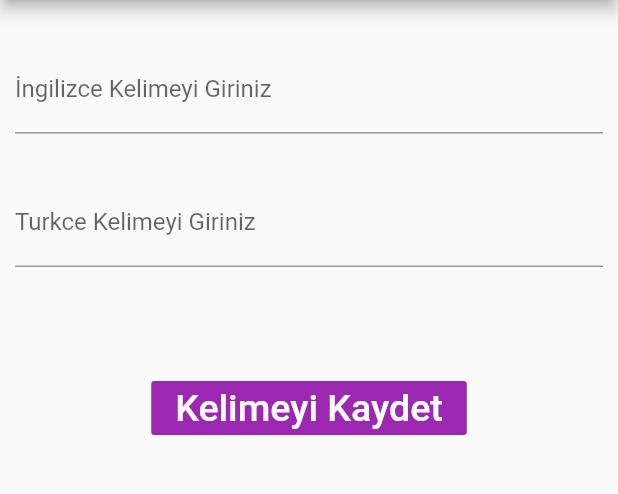
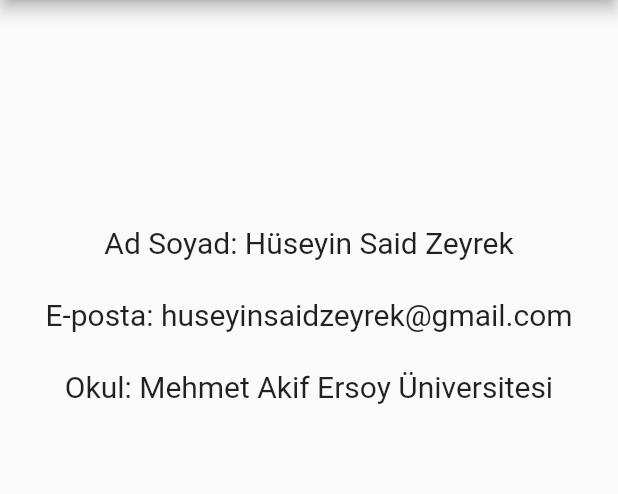
Before and after one commit to Hysenbergg/KisiselSozluk, a Flutter app: the screen it shows after launch, after a tap on "Hakkımda", on a phone screen of 412 x 824 dp, the part 84-578 px from its top. Run offline on Flutter 3.47's test engine with Material 2 defaults, Android fonts, the phone set to English and light mode, and no system bars.

```diff
--- a/lib/main.dart
+++ b/lib/main.dart
@@ -3,6 +3,7 @@ import 'package:flutter_application_1/screens/home.dart';
 import 'package:flutter_application_1/screens/addword.dart';
 import 'package:flutter_application_1/screens/exam.dart';
 import 'package:flutter_application_1/screens/myList.dart';
+import 'package:flutter_application_1/screens/aboutme.dart';
 
 void main() => runApp(const MyApp());
 
--- /dev/null
+++ b/lib/screens/aboutme.dart
@@ -0,0 +1,60 @@
+import 'package:flutter/material.dart';
+
+class aboutMe extends StatelessWidget {
+  const aboutMe();
+
+  @override
+  Widget build(BuildContext context) {
+    return Scaffold(
+      appBar: AppBar(
+        title: Text("Kelime Ekleme Ekrani"),
+      ),
+      body: Center(
+        child: Column(
+          children: [
+            Container(
+              padding: EdgeInsets.only(top: 150, bottom: 25),
+              child: Row(
+                mainAxisSize: MainAxisSize.min,
+                children: [
+                  Text("Ad Soyad: ", style: TextStyle(
+                    fontSize: 20,
+                  )),
+                  Text("Hüseyin Said Zeyrek", style: TextStyle(
+                    fontSize: 20,
+                    ),
+                  )
+                ],
+              ),
+            ),
+            Container(
+              padding: EdgeInsets.only(bottom: 25),
+              child: Row(
+                mainAxisSize: MainAxisSize.min,
+                children: [
+                  Text("E-posta: ", style: TextStyle(
+                    fontSize: 20,
+                  )),
+                  Text("huseyinsaidzeyrek@gmail.com",style: TextStyle(
+                    fontSize: 20,
+                  ))
+                ],
+              ),
+            ),
+            Row(
+              mainAxisSize: MainAxisSize.min,
+              children: [
+                Text("Okul: ", style: TextStyle(
+                  fontSize: 20,
+                )),
+                Text("Mehmet Akif Ersoy Üniversitesi",style: TextStyle(
+                  fontSize: 20,
+                ))
+              ],
+            )
+          ],
+        ),
+      ),
+    );
+  }
+}
--- a/lib/screens/exam.dart
+++ b/lib/screens/exam.dart
@@ -60,13 +60,16 @@ class test extends StatelessWidget {
             ),
           ),
         ),
-        FlatButton(
-          child: Text(
-            'Rastgele',
-            style: TextStyle(fontSize: 25.0, color: Colors.white),
+        Container(
+          padding: EdgeInsets.only(top: 25, bottom: 25),
+          child: FlatButton(
+            child: Text(
+              'Rastgele',
+              style: TextStyle(fontSize: 25.0, color: Colors.white),
+            ),
+            color: Colors.purple,
+            onPressed: rastgele,
           ),
-          color: Colors.purple,
-          onPressed: rastgele,
         ),
         SnackBarPage(),
       ]),
@@ -85,6 +88,9 @@ class SnackBarPage extends StatelessWidget {
   Widget build(BuildContext context) {
     return Center(
       child: ElevatedButton(
+        style: ElevatedButton.styleFrom(textStyle: TextStyle(
+          fontSize: 25,
+        )),
         onPressed: () {
           final snackBar = SnackBar(
             content: const Text('Soruyu Doğru Cevapladınız.'),
--- a/lib/screens/home.dart
+++ b/lib/screens/home.dart
@@ -2,6 +2,7 @@ import 'package:flutter/material.dart';
 import 'package:flutter_application_1/screens/addword.dart';
 import 'package:flutter_application_1/screens/exam.dart';
 import 'package:flutter_application_1/screens/myList.dart';
+import 'package:flutter_application_1/screens/aboutme.dart';
 
 class MyStatelessWidget extends StatelessWidget {
    MyStatelessWidget({Key? key}) : super(key: key);
@@ -61,7 +62,7 @@ class MyStatelessWidget extends StatelessWidget {
               style: TextStyle(fontSize: 25.0, color: Colors.white),
             ),
             color: Colors.purple,
-            onPressed: () => Navigator.push(context, MaterialPageRoute(builder: (context) => MyCustomForm())),
+            onPressed: () => Navigator.push(context, MaterialPageRoute(builder: (context) => aboutMe())),
           ),
         ),
         ],
```
